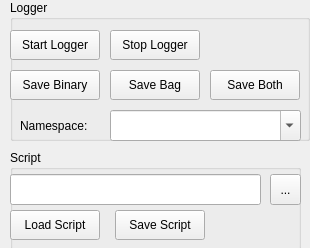
The window that rqt_signal_logger/resource/signal_logger_configure.ui (ANYbotics/signal_logger) describes before a commit, drawn with Qt 5.
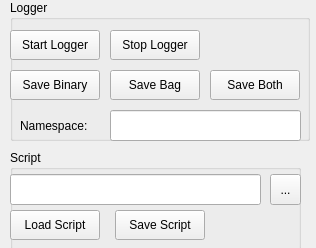
The same window after the commit.

Commit message: added lineedit that defaults to rosparam for namespace selection

Patch:
```diff
--- a/rqt_signal_logger/resource/signal_logger_configure.ui
+++ b/rqt_signal_logger/resource/signal_logger_configure.ui
@@ -6,7 +6,7 @@
    <rect>
     <x>0</x>
     <y>0</y>
-    <width>310</width>
+    <width>316</width>
     <height>248</height>
    </rect>
   </property>
@@ -90,19 +90,6 @@
      <string>Save Both</string>
     </property>
    </widget>
-   <widget class="QComboBox" name="namespaceComboBox">
-    <property name="geometry">
-     <rect>
-      <x>100</x>
-      <y>110</y>
-      <width>191</width>
-      <height>31</height>
-     </rect>
-    </property>
-    <property name="editable">
-     <bool>true</bool>
-    </property>
-   </widget>
    <widget class="QLabel" name="label">
     <property name="geometry">
      <rect>
@@ -116,6 +103,24 @@
      <string>Namespace: </string>
     </property>
    </widget>
+   <widget class="QLineEdit" name="namespaceEdit">
+    <property name="geometry">
+     <rect>
+      <x>100</x>
+      <y>110</y>
+      <width>191</width>
+      <height>31</height>
+     </rect>
+    </property>
+   </widget>
+   <zorder>startLoggerButton</zorder>
+   <zorder>stopLoggerButton</zorder>
+   <zorder>saveBinButton</zorder>
+   <zorder>saveBagButton</zorder>
+   <zorder>saveBothButton</zorder>
+   <zorder>label</zorder>
+   <zorder>groupScript</zorder>
+   <zorder>namespaceEdit</zorder>
   </widget>
   <widget class="QGroupBox" name="groupScript">
    <property name="geometry">
```
The commit also changes 6 other files.
